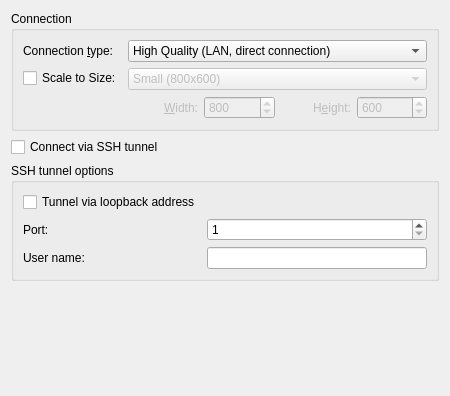
KDE/krdc, file vnc/vncpreferences.ui: the form before one commit.
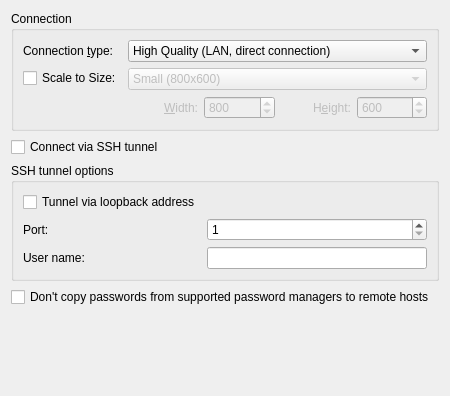
The form after the commit. Custom widgets are drawn as their Qt base class.

Commit message: Security: Don't copy passwords to remote clients

```diff
--- a/vnc/vncpreferences.ui
+++ b/vnc/vncpreferences.ui
@@ -251,6 +251,16 @@
      </layout>
     </widget>
    </item>
+   <item>
+    <widget class="QCheckBox" name="dont_copy_passwords">
+     <property name="text">
+      <string>Don't copy passwords from supported password managers to remote hosts</string>
+     </property>
+     <property name="toolTip">
+      <string>Supported password managers (like KeePassXC) mark copied passwords with an additional MIME type "x-kde-passwordManagerHint" which is used for filtering.</string>
+     </property>
+    </widget>
+   </item>
    <item>
     <spacer name="verticalSpacer">
      <property name="orientation">
```
The commit also changes 3 other files.
